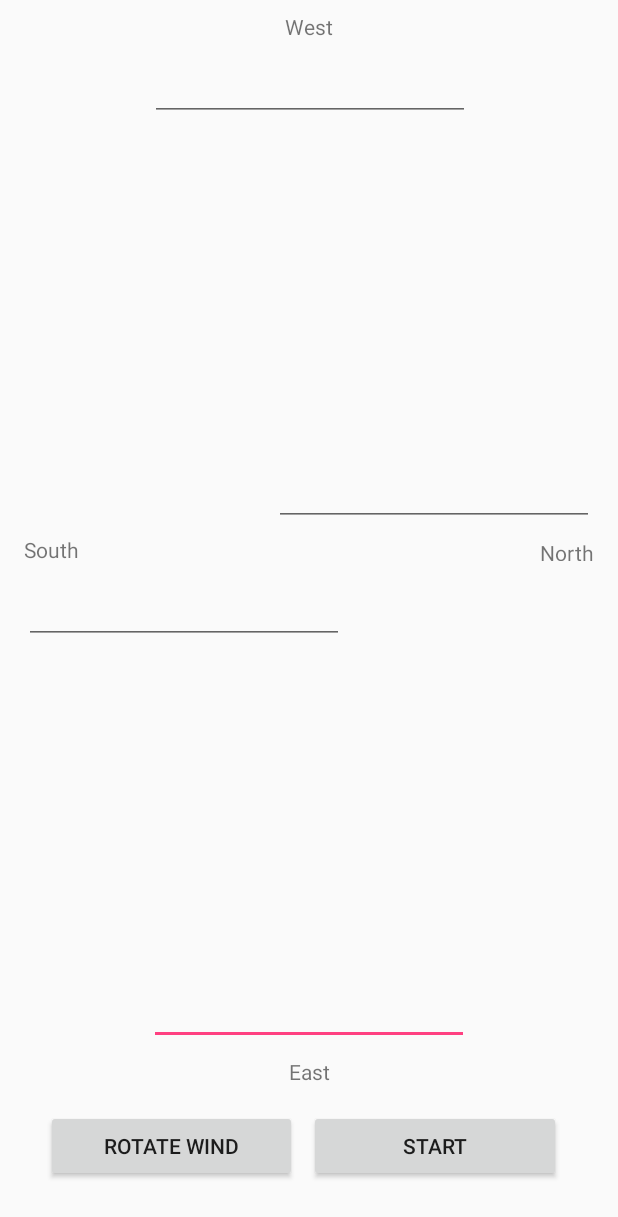
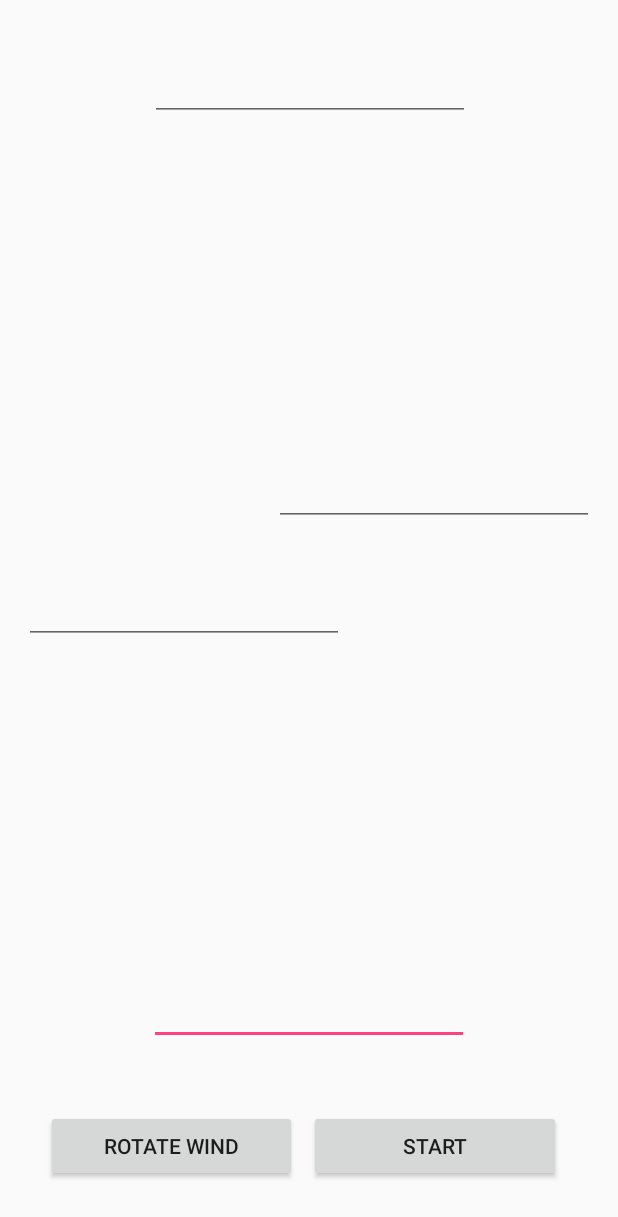
Before and after one commit to kirkcaldydad/mahjong-scorer-app, an Android app: the layout activity_create_game.xml on its own in the app's theme, with its tools: preview values and no code run, on a phone screen of 412 x 824 dp. Shown: the top 1217 px of the screen. Run offline under Robolectric (Android 15) with nearby library versions, the phone set to English and light mode, and no system bars.

Commit message:
Initialise wind names properly ion game create activity.

```diff
--- a/app/src/main/res/layout/activity_create_game.xml
+++ b/app/src/main/res/layout/activity_create_game.xml
@@ -116,7 +116,6 @@
         android:layout_width="wrap_content"
         android:layout_height="wrap_content"
         android:layout_marginBottom="16dp"
-        android:text="@string/east"
         app:layout_constraintBottom_toTopOf="@+id/linearLayout"
         app:layout_constraintEnd_toEndOf="parent"
         app:layout_constraintLeft_toLeftOf="parent"
@@ -130,7 +129,6 @@
         android:layout_marginBottom="8dp"
         android:layout_marginStart="16dp"
         android:layout_marginTop="8dp"
-        android:text="@string/south"
         app:layout_constraintBottom_toTopOf="@+id/playerName0"
         app:layout_constraintStart_toStartOf="parent"
         app:layout_constraintTop_toBottomOf="@+id/playerName2" />
@@ -142,7 +140,6 @@
         android:layout_marginEnd="8dp"
         android:layout_marginStart="8dp"
         android:layout_marginTop="8dp"
-        android:text="@string/west"
         app:layout_constraintEnd_toEndOf="parent"
         app:layout_constraintStart_toStartOf="parent"
         app:layout_constraintTop_toTopOf="parent" />
@@ -155,7 +152,6 @@
         android:layout_marginEnd="16dp"
         android:layout_marginRight="16dp"
         android:layout_marginTop="8dp"
-        android:text="@string/north"
         app:layout_constraintBottom_toTopOf="@+id/playerName0"
         app:layout_constraintEnd_toEndOf="parent"
         app:layout_constraintRight_toRightOf="parent"
```
Also changed, not shown: app/src/main/java/house/mcintosh/mahjong/ui/CreateGameActivity.java (+7 -0 lines).
